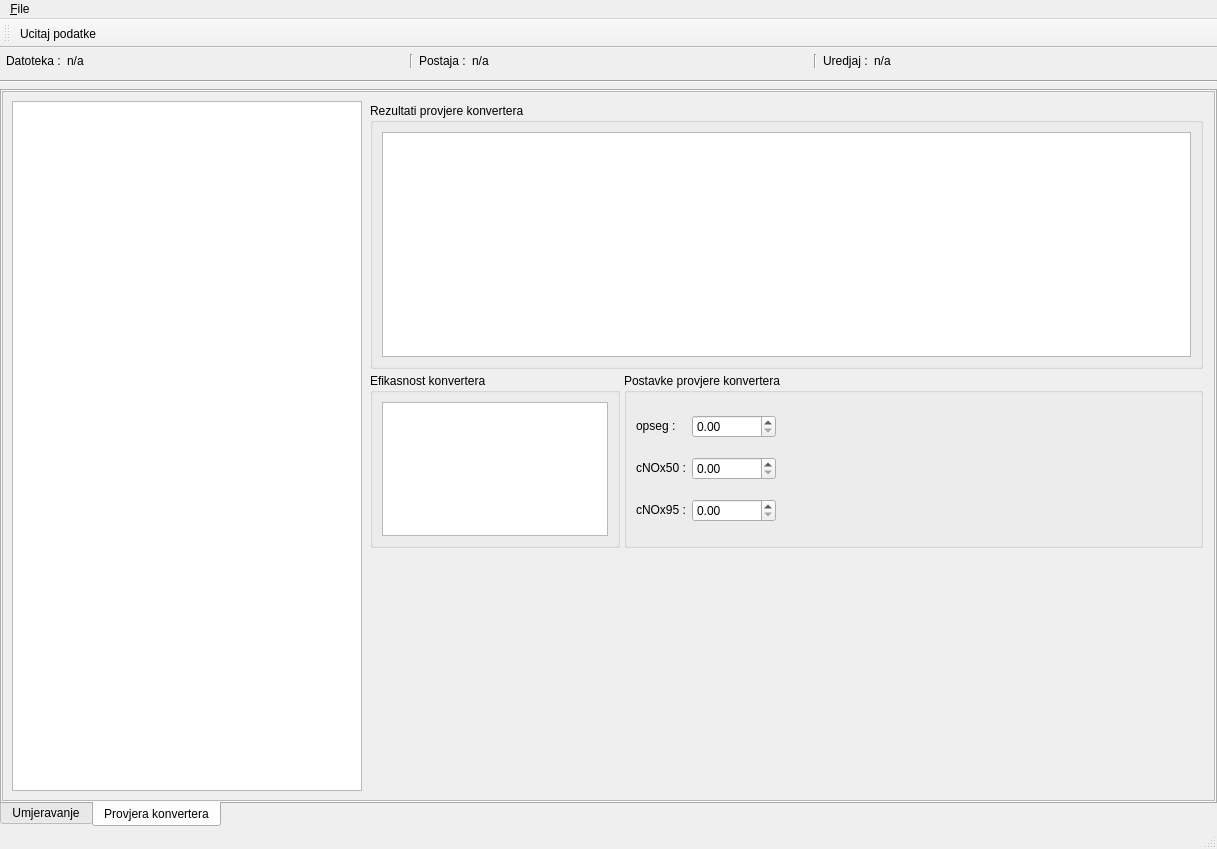
Old version of the form app/view/uiFiles/display.ui in the repository vmilic/umjeravanje.
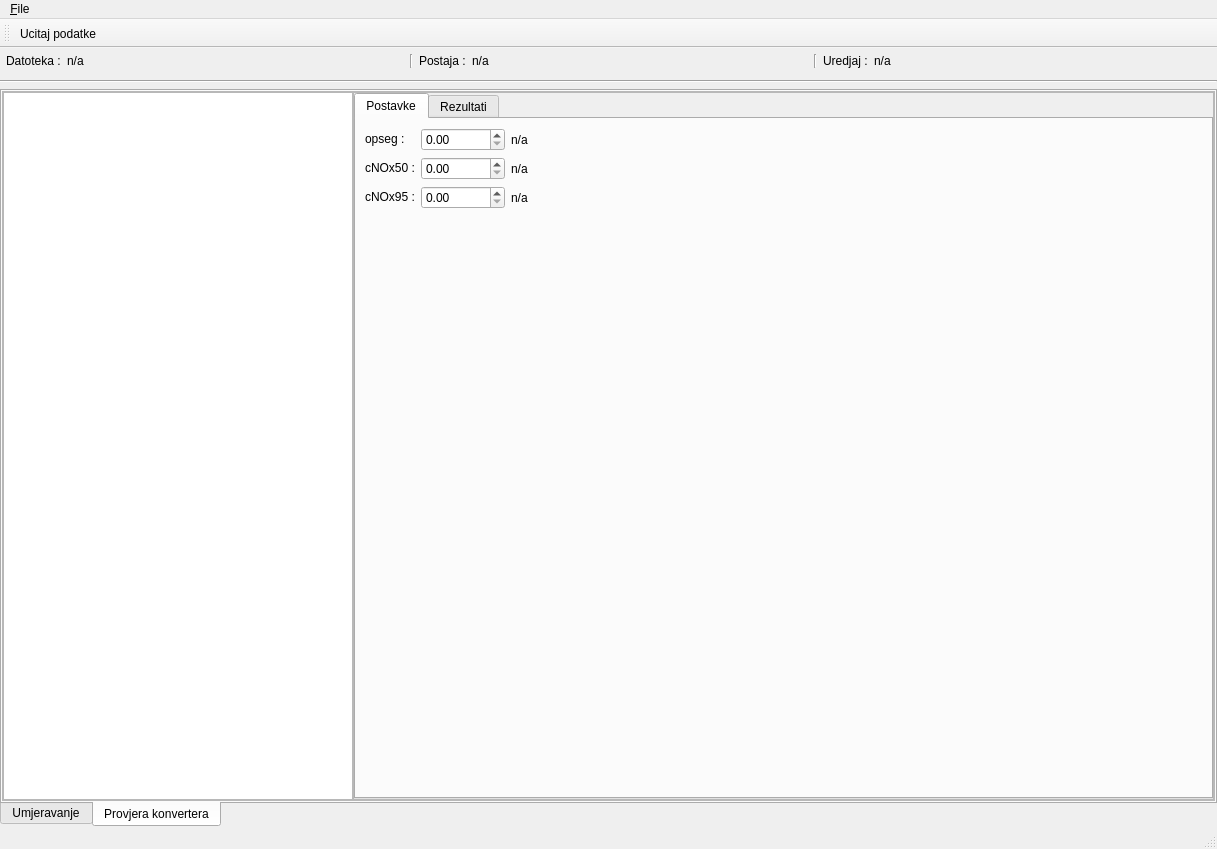
New version of the form. The open tabs and pages were chosen to show the change.

The edit to the form file:
```diff
--- a/app/view/uiFiles/display.ui
+++ b/app/view/uiFiles/display.ui
@@ -495,6 +495,12 @@
             </rect>
            </property>
            <layout class="QHBoxLayout" name="horizontalLayout_5">
+            <property name="spacing">
+             <number>0</number>
+            </property>
+            <property name="margin">
+             <number>0</number>
+            </property>
             <item>
              <widget class="QTableView" name="konverterPodaciView">
               <property name="sizePolicy">
@@ -515,139 +521,40 @@
              </widget>
             </item>
             <item>
-             <layout class="QVBoxLayout" name="verticalLayout_4">
+             <widget class="QScrollArea" name="scrollArea_4">
+              <property name="widgetResizable">
+               <bool>true</bool>
+              </property>
+              <widget class="QWidget" name="scrollAreaWidgetContents_4">
+               <property name="geometry">
+                <rect>
+                 <x>0</x>
+                 <y>0</y>
+                 <width>857</width>
+                 <height>716</height>
+                </rect>
+               </property>
+               <layout class="QHBoxLayout" name="horizontalLayout_8">
               <property name="spacing">
-               <number>4</number>
+                 <number>0</number>
               </property>
               <property name="margin">
-               <number>2</number>
-              </property>
-              <item>
-               <widget class="QGroupBox" name="groupBox_9">
-                <property name="title">
-                 <string>Rezultati provjere konvertera</string>
-                </property>
-                <layout class="QVBoxLayout" name="verticalLayout_6">
-                 <item>
-                  <widget class="QTableView" name="konverterRezultatView">
-                   <property name="minimumSize">
-                    <size>
-                     <width>0</width>
-                     <height>225</height>
-                    </size>
-                   </property>
-                   <property name="selectionMode">
-                    <enum>QAbstractItemView::SingleSelection</enum>
-                   </property>
-                   <property name="selectionBehavior">
-                    <enum>QAbstractItemView::SelectRows</enum>
-                   </property>
-                   <attribute name="verticalHeaderVisible">
-                    <bool>false</bool>
-                   </attribute>
-                  </widget>
-                 </item>
-                </layout>
-               </widget>
-              </item>
-              <item>
-               <layout class="QHBoxLayout" name="horizontalLayout_4">
-                <property name="margin">
                  <number>0</number>
                 </property>
                 <item>
-                 <widget class="QGroupBox" name="groupBox">
-                  <property name="maximumSize">
-                   <size>
-                    <width>250</width>
-                    <height>175</height>
-                   </size>
+                 <widget class="QTabWidget" name="tabWidget_3">
+                  <property name="currentIndex">
+                   <number>1</number>
                   </property>
-                  <property name="title">
-                   <string>Efikasnost konvertera</string>
+                  <property name="movable">
+                   <bool>true</bool>
                   </property>
-                  <layout class="QVBoxLayout" name="verticalLayout_2">
-                   <item>
-                    <widget class="QTableView" name="konverterEfikasnostView">
-                     <property name="maximumSize">
-                      <size>
-                       <width>250</width>
-                       <height>175</height>
-                      </size>
-                     </property>
-                     <attribute name="horizontalHeaderVisible">
-                      <bool>false</bool>
-                     </attribute>
-                    </widget>
-                   </item>
-                  </layout>
-                 </widget>
-                </item>
-                <item>
-                 <widget class="QGroupBox" name="groupBox_2">
-                  <property name="maximumSize">
-                   <size>
-                    <width>16777215</width>
-                    <height>175</height>
-                   </size>
-                  </property>
-                  <property name="title">
-                   <string>Postavke provjere konvertera</string>
-                  </property>
-                  <layout class="QGridLayout" name="gridLayout_5">
-                   <item row="1" column="2">
-                    <widget class="QDoubleSpinBox" name="cnox50SpinBox">
-                     <property name="sizePolicy">
-                      <sizepolicy hsizetype="Preferred" vsizetype="Fixed">
-                       <horstretch>0</horstretch>
-                       <verstretch>0</verstretch>
-                      </sizepolicy>
-                     </property>
-                     <property name="maximum">
-                      <double>1000000.000000000000000</double>
-                     </property>
-                    </widget>
-                   </item>
-                   <item row="1" column="1">
-                    <widget class="QLabel" name="label_2">
-                     <property name="sizePolicy">
-                      <sizepolicy hsizetype="Preferred" vsizetype="Fixed">
-                       <horstretch>0</horstretch>
-                       <verstretch>0</verstretch>
-                      </sizepolicy>
-                     </property>
-                     <property name="text">
-                      <string>cNOx50 :</string>
-                     </property>
-                    </widget>
-                   </item>
-                   <item row="2" column="2">
-                    <widget class="QDoubleSpinBox" name="cnox95SpinBox">
-                     <property name="sizePolicy">
-                      <sizepolicy hsizetype="Preferred" vsizetype="Fixed">
-                       <horstretch>0</horstretch>
-                       <verstretch>0</verstretch>
-                      </sizepolicy>
-                     </property>
-                     <property name="maximum">
-                      <double>1000000.000000000000000</double>
-                     </property>
-                    </widget>
-                   </item>
-                   <item row="2" column="1">
-                    <widget class="QLabel" name="label_4">
-                     <property name="sizePolicy">
-                      <sizepolicy hsizetype="Preferred" vsizetype="Fixed">
-                       <horstretch>0</horstretch>
-                       <verstretch>0</verstretch>
-                      </sizepolicy>
-                     </property>
-                     <property name="text">
-                      <string>cNOx95 :</string>
-                     </property>
-                    </widget>
-                   </item>
-                   <item row="0" column="1">
+                  <widget class="QWidget" name="tabKonverterPostavke">
+                   <attribute name="title">
+                    <string>Postavke</string>
+                   </attribute>
+                   <layout class="QGridLayout" name="gridLayout">
+                    <item row="0" column="0">
                     <widget class="QLabel" name="label_20">
                      <property name="sizePolicy">
                       <sizepolicy hsizetype="Preferred" vsizetype="Fixed">
@@ -661,6 +568,33 @@
                     </widget>
                    </item>
                    <item row="0" column="2">
+                     <widget class="QLabel" name="labelKonverterOpseg">
+                      <property name="text">
+                       <string>n/a</string>
+                      </property>
+                     </widget>
+                    </item>
+                    <item row="1" column="2">
+                     <widget class="QLabel" name="labelKonverter50">
+                      <property name="text">
+                       <string>n/a</string>
+                      </property>
+                     </widget>
+                    </item>
+                    <item row="2" column="0">
+                     <widget class="QLabel" name="label_4">
+                      <property name="sizePolicy">
+                       <sizepolicy hsizetype="Preferred" vsizetype="Fixed">
+                        <horstretch>0</horstretch>
+                        <verstretch>0</verstretch>
+                       </sizepolicy>
+                      </property>
+                      <property name="text">
+                       <string>cNOx95 :</string>
+                      </property>
+                     </widget>
+                    </item>
+                    <item row="0" column="1">
                     <widget class="QDoubleSpinBox" name="konverterOpseg">
                      <property name="sizePolicy">
                       <sizepolicy hsizetype="Preferred" vsizetype="Fixed">
@@ -668,8 +602,65 @@
                        <verstretch>0</verstretch>
                       </sizepolicy>
                      </property>
+                      <property name="decimals">
+                       <number>2</number>
+                      </property>
                      <property name="maximum">
                       <double>1000000.000000000000000</double>
+                      </property>
+                      <property name="singleStep">
+                       <double>10.000000000000000</double>
+                      </property>
+                     </widget>
+                    </item>
+                    <item row="2" column="1">
+                     <widget class="QDoubleSpinBox" name="cnox95SpinBox">
+                      <property name="sizePolicy">
+                       <sizepolicy hsizetype="Preferred" vsizetype="Fixed">
+                        <horstretch>0</horstretch>
+                        <verstretch>0</verstretch>
+                       </sizepolicy>
+                      </property>
+                      <property name="decimals">
+                       <number>2</number>
+                      </property>
+                      <property name="maximum">
+                       <double>1000000.000000000000000</double>
+                      </property>
+                      <property name="singleStep">
+                       <double>10.000000000000000</double>
+                      </property>
+                     </widget>
+                    </item>
+                    <item row="2" column="3">
+                     <spacer name="horizontalSpacer_10">
+                      <property name="orientation">
+                       <enum>Qt::Horizontal</enum>
+                      </property>
+                      <property name="sizeHint" stdset="0">
+                       <size>
+                        <width>40</width>
+                        <height>20</height>
+                       </size>
+                      </property>
+                     </spacer>
+                    </item>
+                    <item row="1" column="1">
+                     <widget class="QDoubleSpinBox" name="cnox50SpinBox">
+                      <property name="sizePolicy">
+                       <sizepolicy hsizetype="Preferred" vsizetype="Fixed">
+                        <horstretch>0</horstretch>
+                        <verstretch>0</verstretch>
+                       </sizepolicy>
+                      </property>
+                      <property name="decimals">
+                       <number>2</number>
+                      </property>
+                      <property name="maximum">
+                       <double>1000000.000000000000000</double>
+                      </property>
+                      <property name="singleStep">
+                       <double>10.000000000000000</double>
                      </property>
                     </widget>
                    </item>
@@ -699,25 +690,27 @@
                      </property>
                     </spacer>
                    </item>
-                   <item row="2" column="3">
-                    <spacer name="horizontalSpacer_10">
-                     <property name="orientation">
-                      <enum>Qt::Horizontal</enum>
-                     </property>
-                     <property name="sizeHint" stdset="0">
-                      <size>
-                       <width>40</width>
-                       <height>20</height>
-                      </size>
-                     </property>
-                    </spacer>
-                   </item>
-                  </layout>
-                 </widget>
-                </item>
-               </layout>
-              </item>
-              <item>
+                    <item row="2" column="2">
+                     <widget class="QLabel" name="labelKonverter95">
+                      <property name="text">
+                       <string>n/a</string>
+                      </property>
+                     </widget>
+                    </item>
+                    <item row="1" column="0">
+                     <widget class="QLabel" name="label_2">
+                      <property name="sizePolicy">
+                       <sizepolicy hsizetype="Preferred" vsizetype="Fixed">
+                        <horstretch>0</horstretch>
+                        <verstretch>0</verstretch>
+                       </sizepolicy>
+                      </property>
+                      <property name="text">
+                       <string>cNOx50 :</string>
+                      </property>
+                     </widget>
+                    </item>
+                    <item row="3" column="1">
                <spacer name="verticalSpacer_2">
                 <property name="orientation">
                  <enum>Qt::Vertical</enum>
@@ -731,6 +724,56 @@
                </spacer>
               </item>
              </layout>
+                  </widget>
+                  <widget class="QWidget" name="tabKonverterRezultati">
+                   <attribute name="title">
+                    <string>Rezultati</string>
+                   </attribute>
+                   <layout class="QVBoxLayout" name="verticalLayout_2">
+                    <item>
+                     <layout class="QHBoxLayout" name="horizontalLayout_4">
+                      <item>
+                       <widget class="QLabel" name="label_6">
+                        <property name="text">
+                         <string>Provjera konvertera :</string>
+                        </property>
+                       </widget>
+                      </item>
+                      <item>
+                       <widget class="QCheckBox" name="checkBoxKonverter">
+                        <property name="text">
+                         <string/>
+                        </property>
+                       </widget>
+                      </item>
+                      <item>
+                       <spacer name="horizontalSpacer_11">
+                        <property name="orientation">
+                         <enum>Qt::Horizontal</enum>
+                        </property>
+                        <property name="sizeHint" stdset="0">
+                         <size>
+                          <width>40</width>
+                          <height>20</height>
+                         </size>
+                        </property>
+                       </spacer>
+                      </item>
+                     </layout>
+                    </item>
+                    <item>
+                     <layout class="QVBoxLayout" name="rezultatKonverterLayout"/>
+                    </item>
+                    <item>
+                     <layout class="QHBoxLayout" name="layoutKonverterGrafovi"/>
+                    </item>
+                   </layout>
+                  </widget>
+                 </widget>
+                </item>
+               </layout>
+              </widget>
+             </widget>
             </item>
            </layout>
           </widget>
```
Left out of the diff: 75 changed lines with no effect on the pictures. Lines whose indentation alone changed are shown as unchanged.
